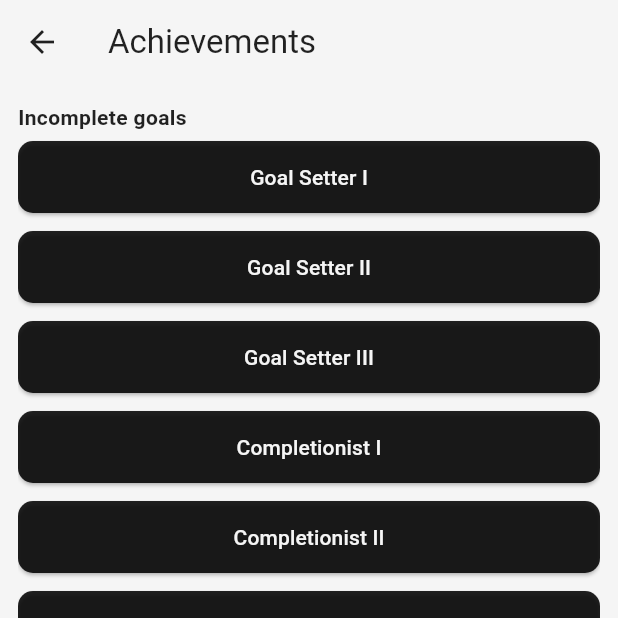
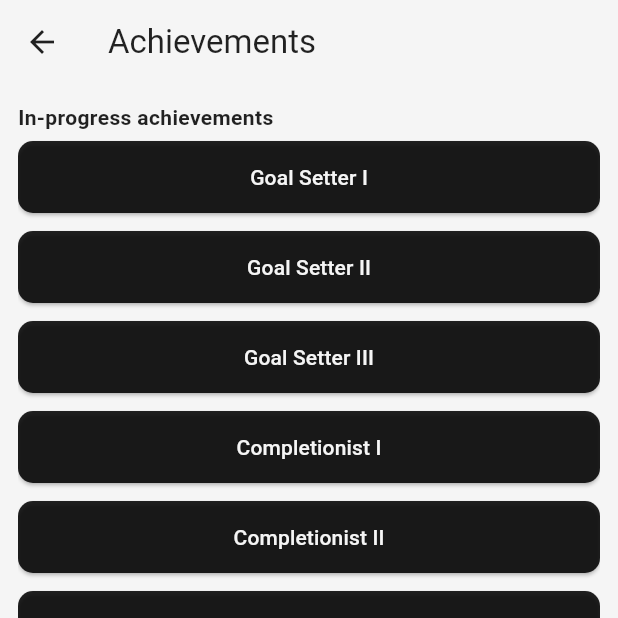
Before and after one commit to RandomSE/focusNexus, a Flutter app: the AchievementScreen screen opened by its route, on a phone screen of 412 x 824 dp, the top half of it. Run offline on Flutter 3.47's test engine with Material 3 defaults, Android fonts, the phone set to English and light mode, and no system bars; our stand-ins replace flutter_local_notifications, flutter_secure_storage, permission_handler, timezone; missing offline and left inert: dart:ffi; accounts and stored records are empty.

Commit message:
Commit 28: Implement achievement completion logic
This commit introduces the full functionality for completing achievements.

Key changes:
- Added a `completeAchievement` method to `AchievementService` to handle achievement completion, including awarding points.
- Implemented point rewards by adding and reading from secure storage.
- The `achievements_screen` now separates achievements into 'In-progress' and 'Completed' lists.
- The `AchievementDetailView` is now a `StatefulWidget` to manage the state of the 'Complete' button, preventing multiple clicks.
- Upon completing an achievement, a `SnackBar` confirmation is displayed.
- The achievements list and dashboard now refresh automatically after completing an achievement to reflect updated points and completion status.

```diff
--- a/lib/screens/achievements_screen.dart
+++ b/lib/screens/achievements_screen.dart
@@ -1,5 +1,4 @@
 import 'package:flutter/material.dart';
-import 'package:flutter_secure_storage/flutter_secure_storage.dart';
 import 'package:focusNexus/utils/BaseState.dart';
 import '../utils/common_utils.dart';
 
@@ -21,9 +20,9 @@ class _AchievementScreenState extends BaseState<AchievementScreen> {
   late TextStyle _textStyle;
   late ButtonStyle _buttonStyle;
   bool _themeLoaded = false;
-  final _storage = const FlutterSecureStorage();
   final achievementService = AchievementService();
-  late List<Achievement> visibleAchievements;
+  late List<Achievement> inProgressAchievements;
+  late List<Achievement> completedAchievements;
 
 
   @override
@@ -38,7 +37,18 @@ class _AchievementScreenState extends BaseState<AchievementScreen> {
       return const Center(child: CircularProgressIndicator());
     }
 
-    return Theme(
+    return PopScope<Object?>(
+      canPop: true,
+      onPopInvokedWithResult: (bool didPop, Object? result) async {
+        if (didPop) {
+          Future.microtask(() async {
+            Navigator.of(context).pushReplacementNamed('dashboard');
+            debugPrint("Dashboard re-opened and updated after exiting achievements"); // When completing achievements, you update points. This is to reflect that visually.
+          });
+        }
+      },
+
+    child: Theme(
       data: _themeData,
       child: Scaffold(
         appBar: AppBar(
@@ -61,23 +71,38 @@ class _AchievementScreenState extends BaseState<AchievementScreen> {
               crossAxisAlignment: CrossAxisAlignment.stretch,
               children: [
                 Text(
-                  'Incomplete goals',
+                  'In-progress achievements',
                   style: _textStyle,
                 ),
-                ...visibleAchievements.map((achievement) {
+                ...inProgressAchievements.map((achievement) {
+                  final buttonColor = achievement.progress >= 100 ? Colors.deepPurple : _primaryColor;
                   return Padding(
                     padding: const EdgeInsets.symmetric(vertical: 6),
                     child: CommonUtils.buildElevatedButton(
-                      achievement.title, _primaryColor, _secondaryColor, 14, 10,
+                      achievement.title, buttonColor, _secondaryColor, 14, 10,
                           () => AchievementService.viewAchievement(achievement.id, _themeData, _primaryColor, _secondaryColor, _textStyle, _buttonStyle, context)
                     ),
                   );
-                }).toList(),
+                }),
+                Text(
+                  'Completed achievements',
+                  style: _textStyle,
+                ),
+                ...completedAchievements.map((achievement) {
+                  return Padding(
+                    padding: const EdgeInsets.symmetric(vertical: 6),
+                    child: CommonUtils.buildElevatedButton(
+                        achievement.title, _primaryColor, _secondaryColor, 14, 10,
+                            () => AchievementService.viewAchievement(achievement.id, _themeData, _primaryColor, _secondaryColor, _textStyle, _buttonStyle, context)
+                    ),
+                  );
+                }),
               ],
             ),
           ),
         ),
       ),
+    )
     );
   }
 
@@ -90,13 +115,19 @@ class _AchievementScreenState extends BaseState<AchievementScreen> {
 
 
     setState(() {
-      visibleAchievements = achievementService.all
+      inProgressAchievements = achievementService.all
           .where((a) => !a.isSecret)
           .where((a) => !a.isCompleted)
           .toList();
     });
 
-    debugPrint('Loaded ${visibleAchievements.length} visible achievements.');
+    setState(() {
+      completedAchievements = achievementService.all
+          .where((a) => a.isCompleted)
+          .toList();
+    });
+
+    debugPrint('Loaded ${inProgressAchievements.length} visible achievements.');
   }
 
 
```
Also changed, not shown: lib/services/achievement_service.dart (+83 -45 lines), lib/views/AchievementDetailView.dart (+62 -27 lines).
